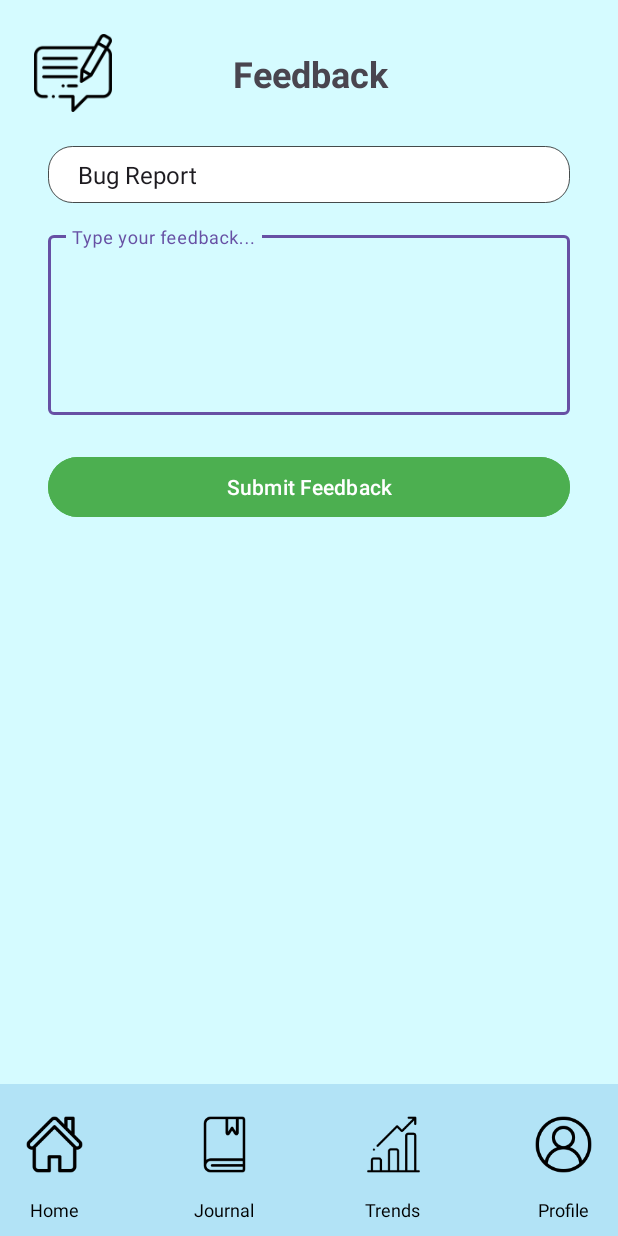
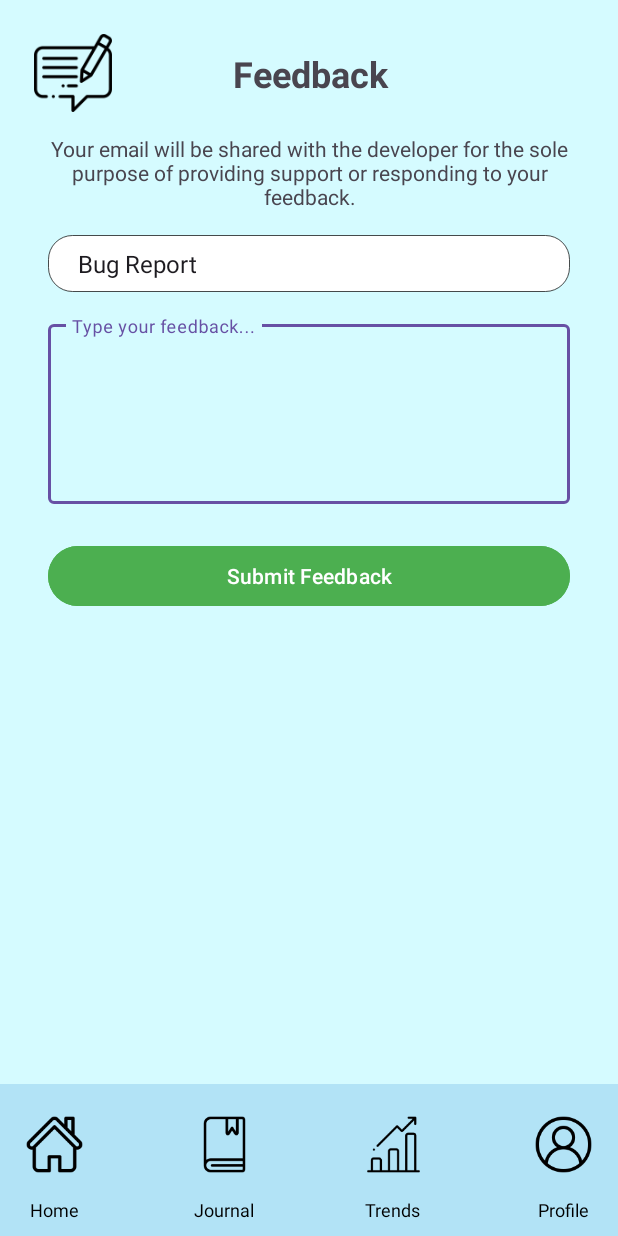
Before and after one commit to killerBunny8/mentalhealth-project, an Android app: the ActivityFeedback screen opened directly, with no data from a screen before it, on a phone screen of 412 x 824 dp. Run offline under Robolectric (Android 15) with nearby library versions, the phone set to English and light mode, and no system bars; our stand-ins replace Firebase (no records; nobody signed in at launch, a user with empty details on screens opened directly).

Commit message:
feedbackk

```diff
--- a/app/src/main/res/layout/activity_feedback.xml
+++ b/app/src/main/res/layout/activity_feedback.xml
@@ -39,18 +39,30 @@
         app:layout_constraintStart_toEndOf="@+id/imageView"
         app:layout_constraintTop_toTopOf="@+id/imageView" />
 
+    <TextView
+        android:id="@+id/textView28"
+        android:layout_width="0dp"
+        android:layout_height="wrap_content"
+        android:layout_marginHorizontal="30dp"
+        android:layout_marginTop="24dp"
+        android:text="Your email will be shared with the developer for the sole purpose of providing support or responding to your feedback."
+        android:textAlignment="center"
+        app:layout_constraintEnd_toEndOf="parent"
+        app:layout_constraintStart_toStartOf="parent"
+        app:layout_constraintTop_toBottomOf="@+id/textView23" />
+
     <Spinner
         android:id="@+id/feedbackTypeSpinner"
         android:layout_width="0dp"
         android:layout_height="wrap_content"
         android:layout_marginHorizontal="32dp"
-        android:layout_marginTop="32dp"
+        android:layout_marginTop="16dp"
         android:background="@drawable/rounded_inputbox"
         android:entries="@array/feedback_types"
         android:paddingVertical="8dp"
         app:layout_constraintEnd_toEndOf="parent"
         app:layout_constraintStart_toStartOf="parent"
-        app:layout_constraintTop_toBottomOf="@id/textView23" />
+        app:layout_constraintTop_toBottomOf="@+id/textView28" />
 
     <com.google.android.material.textfield.TextInputLayout
         android:id="@+id/feedbackInputLayout"
```
